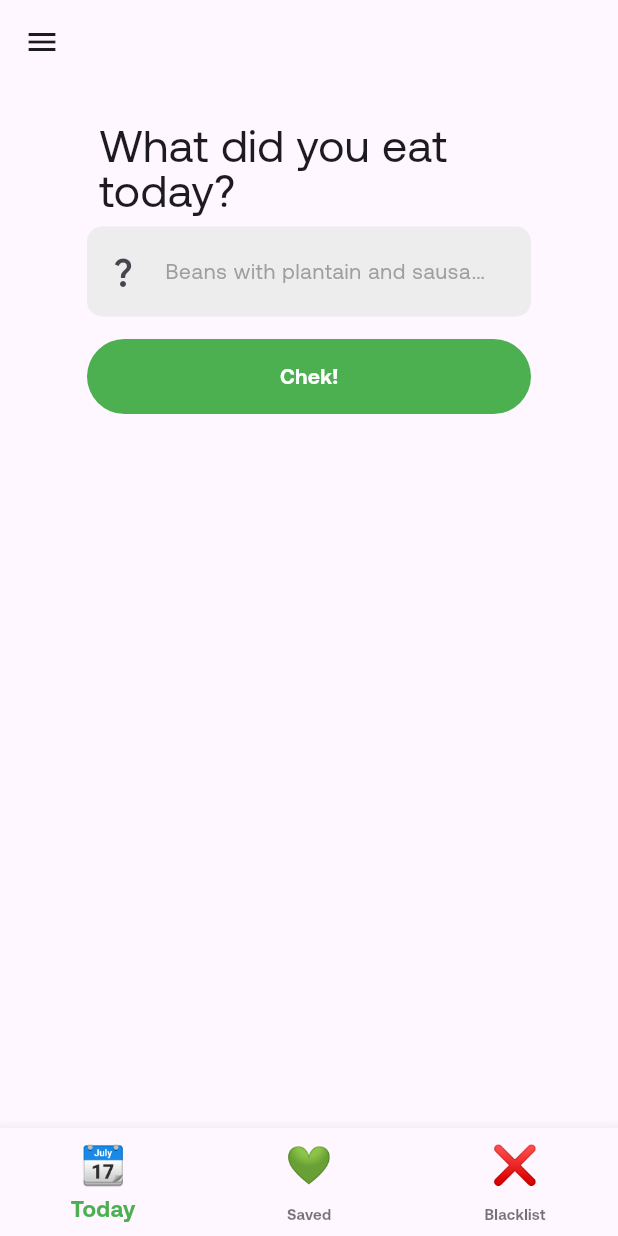
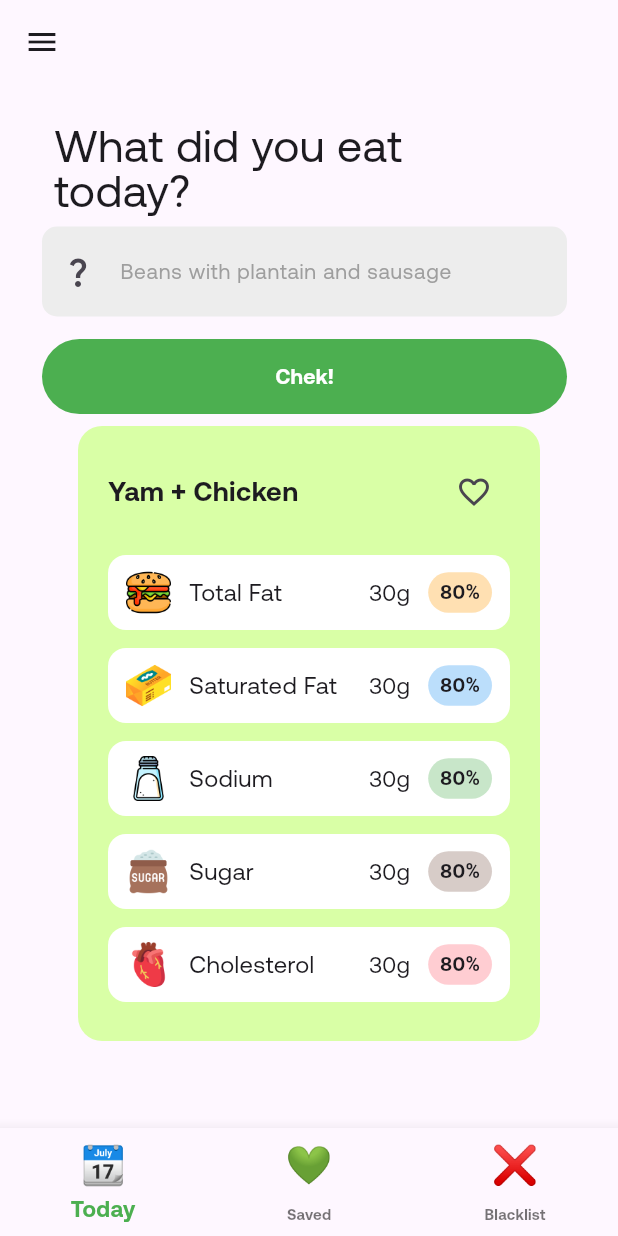
Before and after one commit to KojoBoakyeJnr/ChowChek, a Flutter app: the HomePage screen opened by its route, on a phone screen of 412 x 824 dp. Run offline on Flutter 3.47's test engine with Material 3 defaults, Android fonts, the phone set to English and light mode, and no system bars; our stand-ins replace firebase_auth, firebase_core, flutter_dotenv, shared_preferences; accounts and stored records are empty.

Commit message:
UI for nutrient details results card

```diff
--- /dev/null
+++ b/lib/models/nutrient_result.dart
@@ -0,0 +1,114 @@
+import 'package:chowchek/utils/app_colors.dart';
+import 'package:chowchek/utils/app_images.dart';
+import 'package:flutter/material.dart';
+
+class NutrientResult extends StatelessWidget {
+  const NutrientResult({super.key});
+
+  Widget _nutrientRow({
+    required String imagePath,
+    required String label,
+    required String amount,
+    required String percentage,
+    Color? pillColor,
+  }) {
+    return Container(
+      margin: const EdgeInsets.symmetric(vertical: 6),
+      padding: const EdgeInsets.symmetric(horizontal: 12, vertical: 10),
+      decoration: BoxDecoration(
+        color: Colors.white,
+        borderRadius: BorderRadius.circular(12),
+      ),
+      child: Row(
+        children: [
+          SizedBox(width: 30, height: 30, child: Image.asset(imagePath)),
+          const SizedBox(width: 12),
+          Expanded(
+            child: Text(
+              label,
+              style: const TextStyle(fontSize: 16, fontWeight: FontWeight.w500),
+            ),
+          ),
+          Text(amount, style: const TextStyle(fontSize: 15)),
+          const SizedBox(width: 12),
+          Container(
+            padding: const EdgeInsets.symmetric(horizontal: 8, vertical: 4),
+            decoration: BoxDecoration(
+              color: pillColor ?? Colors.green.shade100,
+              borderRadius: BorderRadius.circular(30),
+            ),
+            child: Text(
+              percentage,
+              style: const TextStyle(fontSize: 13, fontWeight: FontWeight.bold),
+            ),
+          ),
+        ],
+      ),
+    );
+  }
+
+  @override
+  Widget build(BuildContext context) {
+    return Container(
+      decoration: BoxDecoration(
+        color: AppColors.primaryGreen,
+        borderRadius: BorderRadius.circular(16),
+      ),
+      padding: const EdgeInsets.all(20),
+      margin: const EdgeInsets.symmetric(horizontal: 16),
+      child: Column(
+        crossAxisAlignment: CrossAxisAlignment.start,
+        children: [
+          Row(
+            mainAxisAlignment: MainAxisAlignment.spaceBetween,
+            children: [
+              const Text(
+                "Yam + Chicken",
+                style: TextStyle(fontSize: 18, fontWeight: FontWeight.bold),
+              ),
+
+              IconButton(onPressed: () {}, icon: Icon(Icons.favorite_border)),
+            ],
+          ),
+
+          const SizedBox(height: 12),
+          _nutrientRow(
+            imagePath: AppImages.totalFat,
+            label: "Total Fat",
+            amount: "30g",
+            percentage: "80%",
+            pillColor: Colors.orange.shade100,
+          ),
+          _nutrientRow(
+            imagePath: AppImages.saturatedFat,
+            label: "Saturated Fat",
+            amount: "30g",
+            percentage: "80%",
+            pillColor: Colors.blue.shade100,
+          ),
+          _nutrientRow(
+            imagePath: AppImages.salt,
+            label: "Sodium",
+            amount: "30g",
+            percentage: "80%",
+            pillColor: Colors.green.shade100,
+          ),
+          _nutrientRow(
+            imagePath: AppImages.sugar,
+            label: "Sugar",
+            amount: "30g",
+            percentage: "80%",
+            pillColor: Colors.brown.shade100,
+          ),
+          _nutrientRow(
+            imagePath: AppImages.cholestrol,
+            label: "Cholesterol",
+            amount: "30g",
+            percentage: "80%",
+            pillColor: Colors.red.shade100,
+          ),
+        ],
+      ),
+    );
+  }
+}
--- a/lib/views/main/today_page.dart
+++ b/lib/views/main/today_page.dart
@@ -1,4 +1,5 @@
 import 'package:chowchek/endpoints/end_points.dart';
+import 'package:chowchek/models/nutrient_result.dart';
 import 'package:chowchek/utils/app_button.dart';
 import 'package:chowchek/utils/app_colors.dart';
 import 'package:chowchek/utils/app_text_form_fields.dart';
@@ -34,7 +35,7 @@ class _TodayPageState extends State<TodayPage> {
   Widget build(BuildContext context) {
     return SafeArea(
       child: Padding(
-        padding: const EdgeInsets.only(top: 10.0, left: 50, right: 50),
+        padding: const EdgeInsets.only(top: 10.0, left: 20, right: 20),
         child: SingleChildScrollView(
           child: Column(
             crossAxisAlignment: CrossAxisAlignment.center,
@@ -75,6 +76,11 @@ class _TodayPageState extends State<TodayPage> {
                         textColor: AppColors.primaryWhite,
                       ),
                     ),
+
+                    Padding(
+                      padding: const EdgeInsets.all(8.0),
+                      child: NutrientResult(),
+                    ),
                   ],
                 ),
               ),
```
